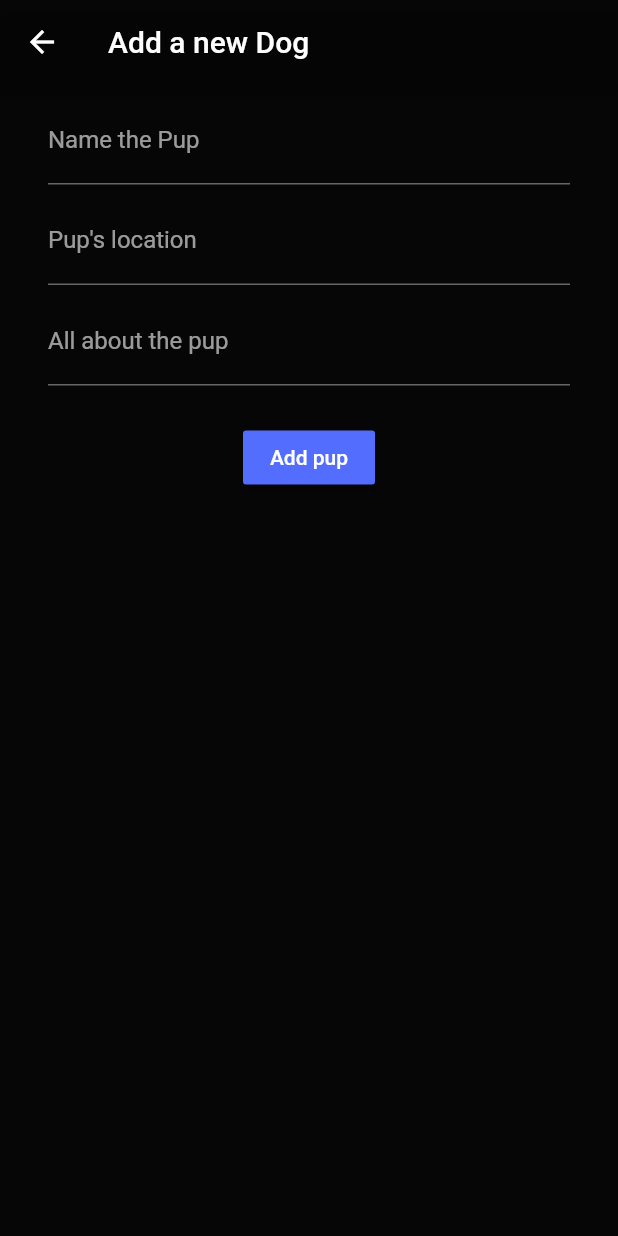
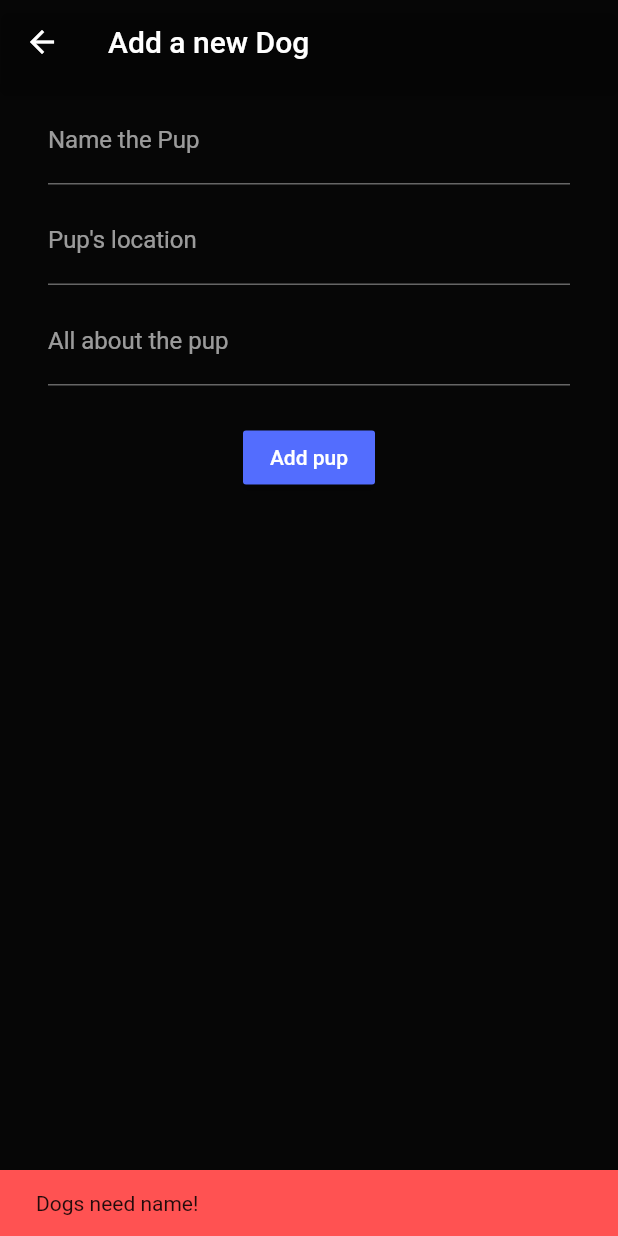
Before and after one commit to oNguyenNgocSon/basic_dog_app, a Flutter app: the AddDogFormPage screen opened directly, after a tap on "Add pup", on a phone screen of 412 x 824 dp. Run offline on Flutter 3.47's test engine with Material 2 defaults, Android fonts, the phone set to English and light mode, and no system bars; network calls fail.

```diff
--- a/lib/new_dog_form.dart
+++ b/lib/new_dog_form.dart
@@ -29,17 +29,13 @@ class _AddDogFormPageState extends State<AddDogFormPage> {
                 padding: const EdgeInsets.only(bottom: 8.0),
                 child: TextField(
                   controller: nameController,
-                  onChanged: (v) => nameController.text = v,
-                  decoration: InputDecoration(
-                      labelText: 'Name the Pup'
-                  ),
+                  decoration: InputDecoration(labelText: 'Name the Pup'),
                 ),
               ),
               Padding(
                 padding: const EdgeInsets.only(bottom: 8.0),
                 child: TextField(
                     controller: locationController,
-                    onChanged: (v) => locationController.text = v,
                     decoration: InputDecoration(
                       labelText: "Pup's location",
                     )),
@@ -48,17 +44,14 @@ class _AddDogFormPageState extends State<AddDogFormPage> {
                 padding: const EdgeInsets.only(bottom: 8.0),
                 child: TextField(
                   controller: descriptionController,
-                  onChanged: (v) => descriptionController.text = v,
-                  decoration: InputDecoration(
-                      labelText: 'All about the pup'
-                  ),
+                  decoration: InputDecoration(labelText: 'All about the pup'),
                 ),
               ),
               Padding(
                 padding: const EdgeInsets.all(16.0),
                 child: Builder(builder: (context) {
                   return RaisedButton(
-                    onPressed: () => print('PRESSED'),
+                    onPressed: () => submitPup(context),
                     color: Colors.indigoAccent,
                     child: Text("Add pup"),
                   );
@@ -70,4 +63,19 @@ class _AddDogFormPageState extends State<AddDogFormPage> {
       ),
     );
   }
+
+  void submitPup(BuildContext context) {
+    if (nameController.text.isEmpty) {
+      Scaffold.of(context).showSnackBar(
+        SnackBar(
+          backgroundColor: Colors.redAccent,
+          content: Text('Dogs need name!'),
+        )
+      );
+    } else {
+      var newDog = Dog(nameController.text, locationController.text,
+          descriptionController.text);
+      Navigator.of(context).pop(newDog);
+    }
+  }
 }
```
Also changed, not shown: lib/dog_card.dart (+33 -11 lines), lib/dog_detail_page.dart (+81 -2 lines).
